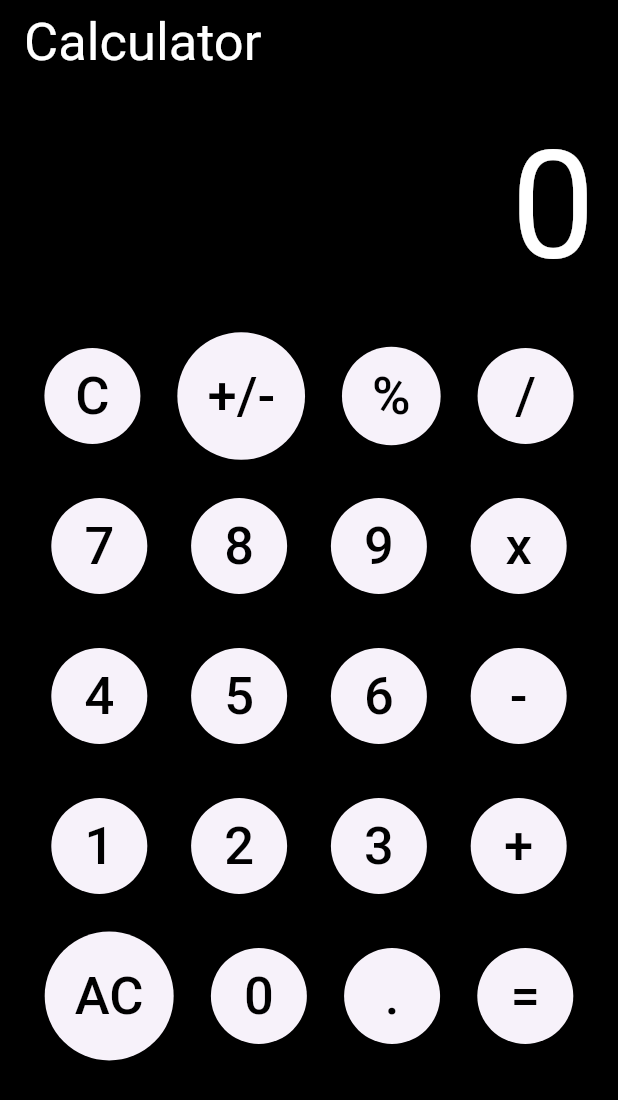
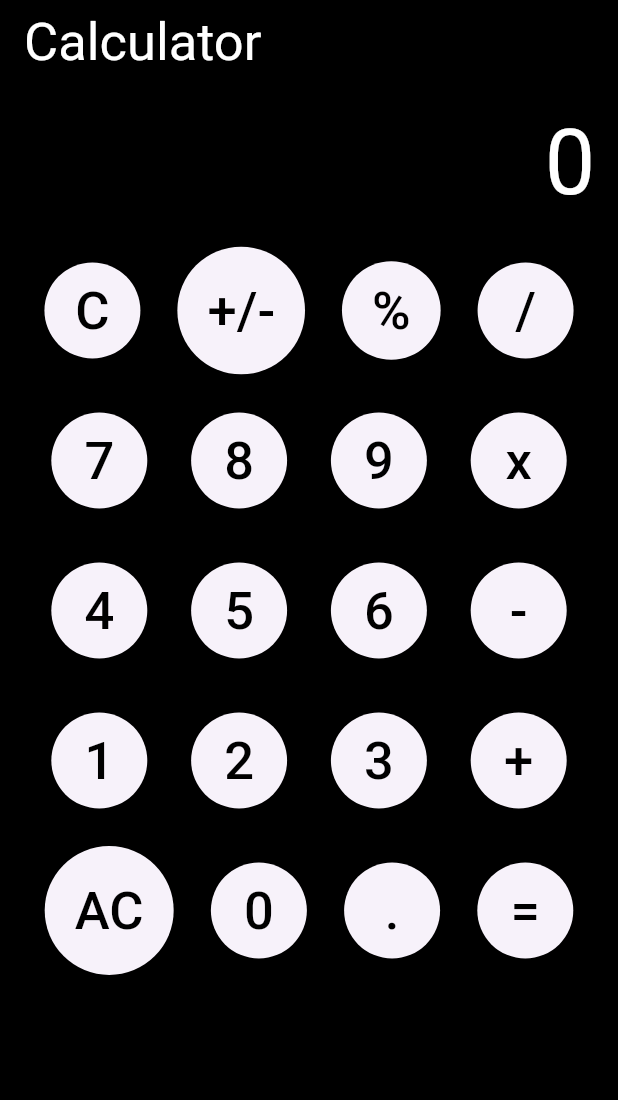
Before and after one commit to Alishbakhan596/FLUTTERASS-06, a Flutter app: the screen it shows after launch, on a phone screen of 412 x 824 dp. Shown: the top 1100 px of the screen. Run offline on Flutter 3.47's test engine with Material 3 defaults, Android fonts, the phone set to English and light mode, and no system bars.

Commit message:
Calculator UI

```diff
--- a/lib/calculator.dart
+++ b/lib/calculator.dart
@@ -61,7 +61,7 @@ class _CalculatorUIState extends State<CalculatorUI> {
                     child: Text(
                       text,
                       textAlign: TextAlign.left,
-                      style: TextStyle(color: Colors.white, fontSize: 100),
+                      style: TextStyle(color: Colors.white, fontSize: 60),
                     ),
                   ),
                 ],
@@ -69,11 +69,7 @@ class _CalculatorUIState extends State<CalculatorUI> {
               Row(
                 mainAxisAlignment: MainAxisAlignment.spaceEvenly,
                 children: [
-                  calcbutton(
-                    'C',
-                    Colors.grey,
-                    Colors.black,
-                  ),
+                  calcbutton('C', Colors.grey, Colors.black),
                   calcbutton('+/-', Colors.grey, Colors.black),
                   calcbutton('%', Colors.grey, Colors.black),
                   calcbutton('/', Colors.grey, Colors.black),
```
